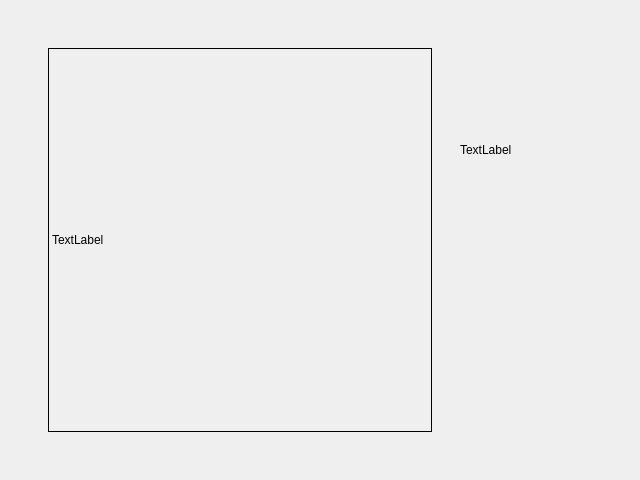
The window that src/mainwindow.ui (546964285/qt_osd_v4l2) describes before a commit, drawn with Qt 5.
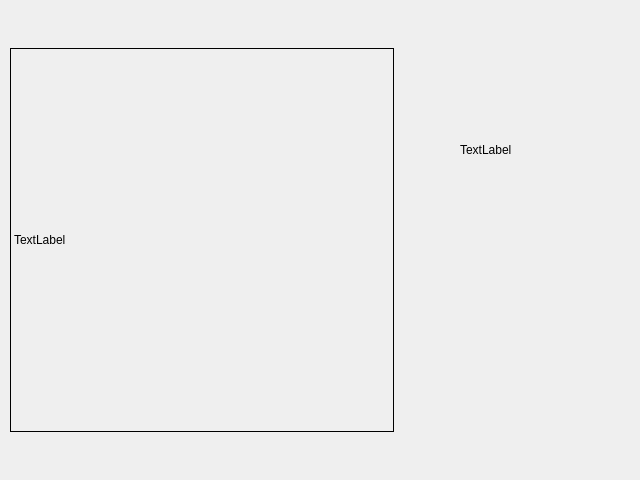
The same window after the commit. Icons and pictures are not drawn. Custom widgets are drawn as their Qt base class.

```diff
--- a/src/mainwindow.ui
+++ b/src/mainwindow.ui
@@ -17,7 +17,7 @@
    <widget class="QGxImage" name="label">
     <property name="geometry">
      <rect>
-      <x>48</x>
+      <x>10</x>
       <y>48</y>
       <width>384</width>
       <height>384</height>
```
